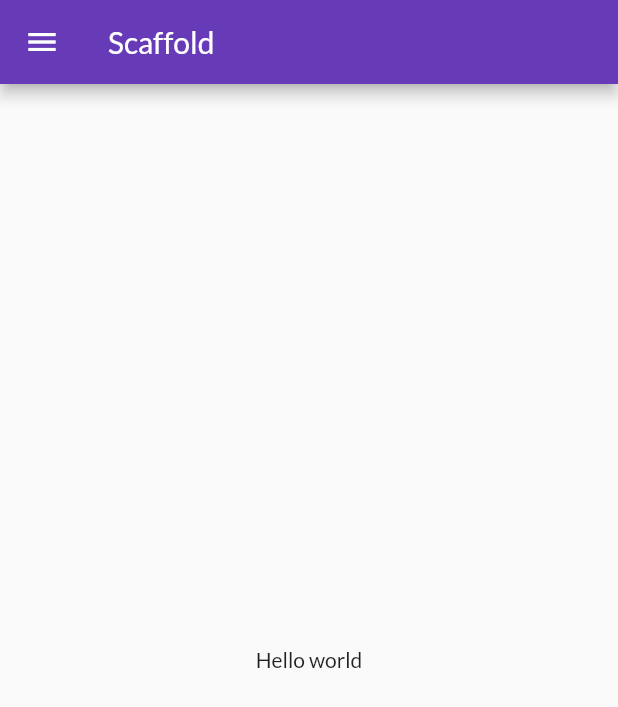
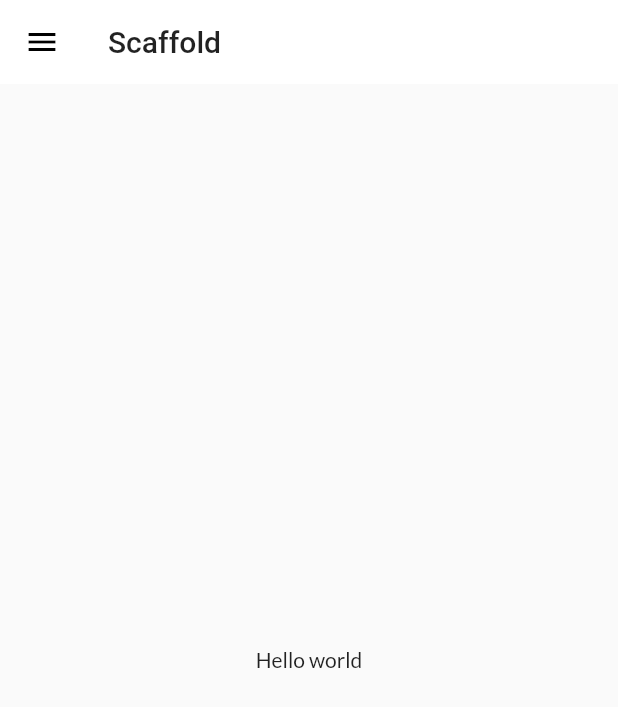
Before and after one commit to Sankalp-Boolchandani/30DaysOfFlutter, a Flutter app: the screen it shows after launch, on a phone screen of 412 x 824 dp. Shown: the top 707 px of the screen. Run offline on Flutter 3.47's test engine with Material 2 defaults, Android fonts, the phone set to English and light mode, and no system bars; our stand-ins replace google_fonts.

Commit message:
themes extracted

```diff
--- a/lib/main.dart
+++ b/lib/main.dart
@@ -2,7 +2,7 @@ import 'package:flutter/material.dart';
 import 'package:flutter_catalog/pages/home_page.dart';
 import 'package:flutter_catalog/pages/login_page.dart';
 import 'package:flutter_catalog/utils/routes.dart';
-import 'package:google_fonts/google_fonts.dart';
+import 'package:flutter_catalog/widgets/themes.dart';
 
 void main() {
   runApp(MyApp());
@@ -13,10 +13,8 @@ class MyApp extends StatelessWidget {
   Widget build(BuildContext context) {
     return MaterialApp(
       themeMode: ThemeMode.light,
-      theme: ThemeData(
-          primarySwatch: Colors.deepPurple,
-          fontFamily: GoogleFonts.lato().fontFamily),
-      darkTheme: ThemeData(brightness: Brightness.dark),
+      theme: MyTheme.lightTheme(context),
+      darkTheme: MyTheme.darkTheme(context),
       debugShowCheckedModeBanner: false,
       initialRoute: MyRoutes.homeRoute,
       routes: {
--- a/lib/pages/home_page.dart
+++ b/lib/pages/home_page.dart
@@ -6,8 +6,9 @@ class HomePage extends StatelessWidget {
   Widget build(BuildContext context) {
     return Scaffold(
       appBar: AppBar(
-        title: Text("Scaffold"),
-      ),
+          title: Text(
+        "Scaffold",
+      )),
       body: Center(
           child: Container(
         child: Text("Hello world"),
--- /dev/null
+++ b/lib/widgets/themes.dart
@@ -0,0 +1,17 @@
+import 'package:flutter/material.dart';
+import 'package:google_fonts/google_fonts.dart';
+
+class MyTheme {
+  static ThemeData lightTheme(BuildContext context) => ThemeData(
+      primarySwatch: Colors.deepPurple,
+      fontFamily: GoogleFonts.lato().fontFamily,
+      appBarTheme: AppBarTheme(
+        color: Colors.white,
+        elevation: 0.0,
+        iconTheme: IconThemeData(color: Colors.black),
+        textTheme: Theme.of(context).textTheme,
+      ));
+
+  static ThemeData darkTheme(BuildContext context) =>
+      ThemeData(brightness: Brightness.dark);
+}
```
